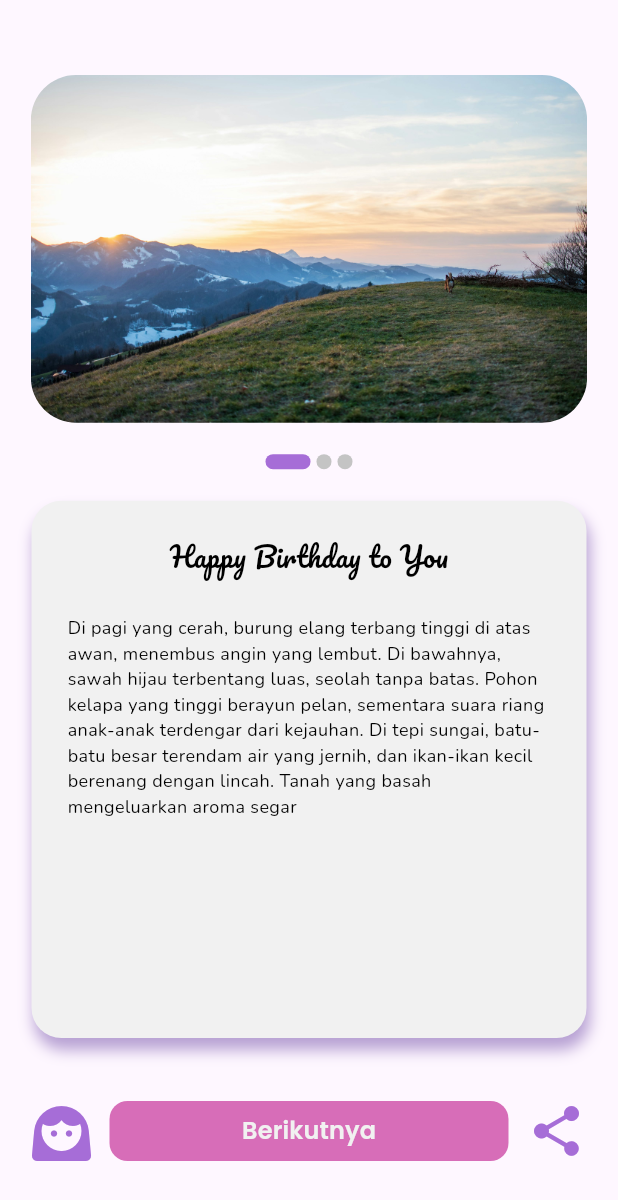
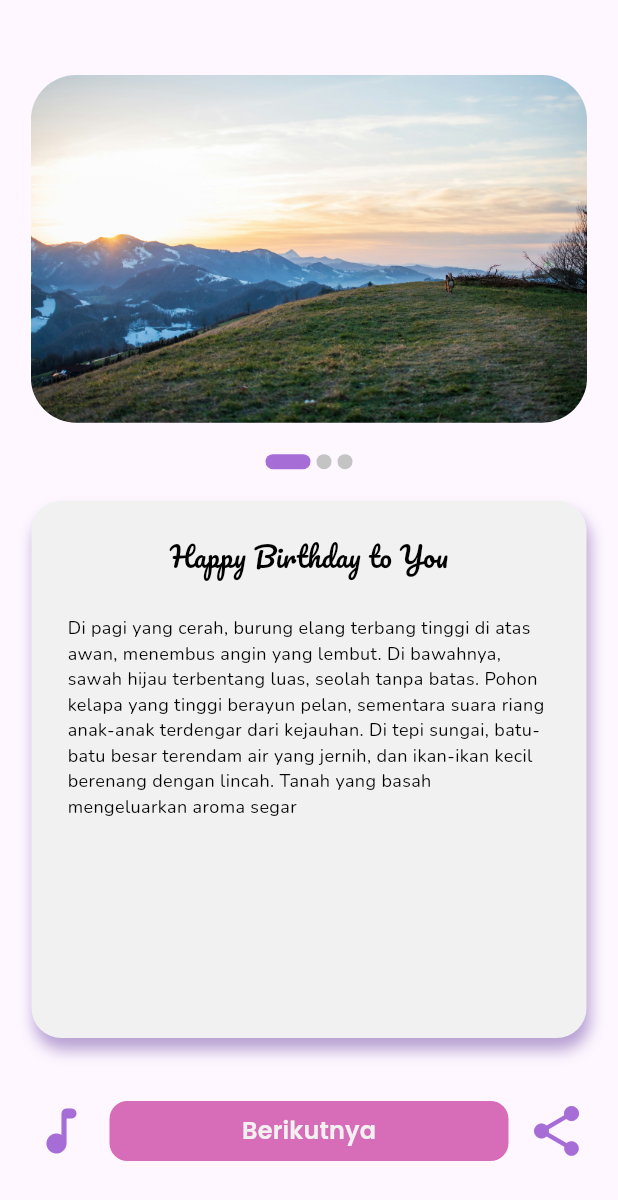
Before and after one commit to southampere28/celebrate_app, a Flutter app: the screen it shows after launch, on a phone screen of 412 x 824 dp. Shown: the top 1200 px of the screen. Run offline on Flutter 3.47's test engine with Material 3 defaults, Android fonts, the phone set to English and light mode, and no system bars; drawn by our look-alikes of carousel_slider; our stand-ins replace fluttertoast, google_fonts, screenshot, share_plus.

Commit message:
update content page route

```diff
--- a/lib/content_page.dart
+++ b/lib/content_page.dart
@@ -1,3 +1,4 @@
+import 'package:celebrate_app/feedback_page.dart';
 import 'package:celebrate_app/provider/content_provider.dart';
 import 'package:celebrate_app/share_page.dart';
 import 'package:celebrate_app/theme.dart';
@@ -126,17 +127,30 @@ class _ContentPageState extends State<ContentPage> {
         child: Row(
           crossAxisAlignment: CrossAxisAlignment.center,
           children: [
-            Icon(
-              Icons.face_3_rounded,
+            const Icon(
+              Icons.music_note_rounded,
               color: primaryColor,
               size: 40,
             ),
-            SizedBox(
+            const SizedBox(
               width: 12,
             ),
             Expanded(
                 child: ButtonPrimary(
               ontap: () {
+                Navigator.push(
+                    context,
+                    MaterialPageRoute(
+                        builder: (context) => const FeedBackPage()));
+              },
+              title: 'Berikutnya',
+              bgcolor: secondaryColor,
+            )),
+            const SizedBox(
+              width: 12,
+            ),
+            GestureDetector(
+              onTap: () {
                 Navigator.push(
                     context,
                     MaterialPageRoute(
@@ -146,15 +160,11 @@ class _ContentPageState extends State<ContentPage> {
                             image: contentProvider
                                 .images[contentProvider.currentIndex])));
               },
-              title: 'Berikutnya',
-            )),
-            SizedBox(
-              width: 12,
-            ),
-            Icon(
-              Icons.share,
-              color: primaryColor,
-              size: 40,
+              child: const Icon(
+                Icons.share,
+                color: primaryColor,
+                size: 40,
+              ),
             )
           ],
         ),
```
